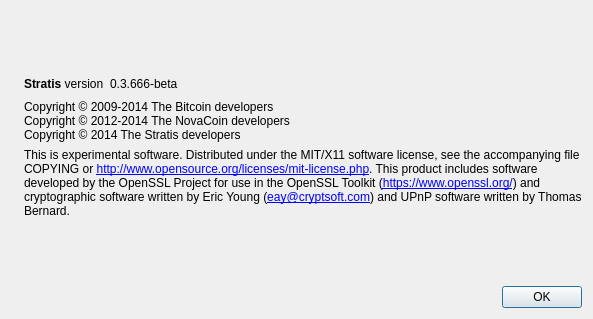
DNotesCoin/DNotes2.0, file src/qt/forms/aboutdialog.ui: the form before one commit.
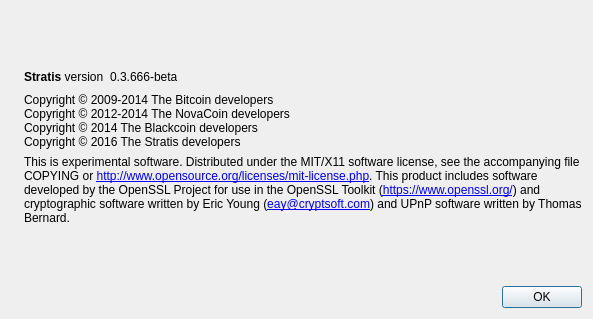
The form after the commit. Icons and pictures are not drawn.

Commit message: Change stratis ticker to STRAT and change 2014 to 2016

The edit to the form file:
```diff
--- a/src/qt/forms/aboutdialog.ui
+++ b/src/qt/forms/aboutdialog.ui
@@ -93,7 +93,8 @@
        <property name="text">
         <string>Copyright © 2009-2014 The Bitcoin developers
 Copyright © 2012-2014 The NovaCoin developers
-Copyright © 2014 The Stratis developers</string>
+Copyright © 2014 The Blackcoin developers
+Copyright © 2016 The Stratis developers</string>
        </property>
        <property name="textInteractionFlags">
         <set>Qt::LinksAccessibleByMouse|Qt::TextSelectableByKeyboard|Qt::TextSelectableByMouse</set>
```
The commit also changes 7 other files.
